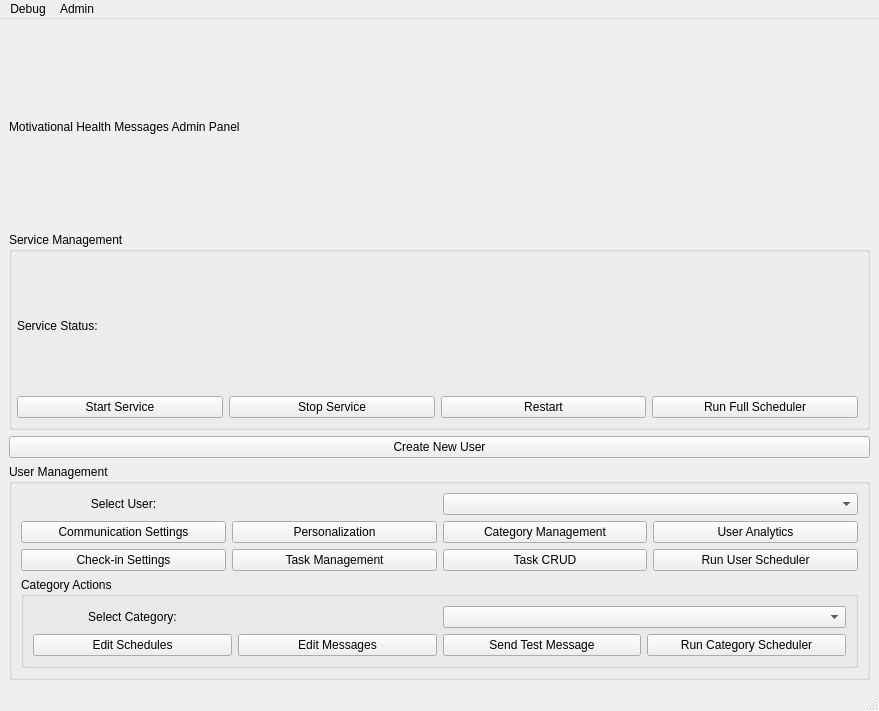
Above: ui/designs/admin_panel.ui from Jacfogel/MHM before the change. Below: the same form after it.
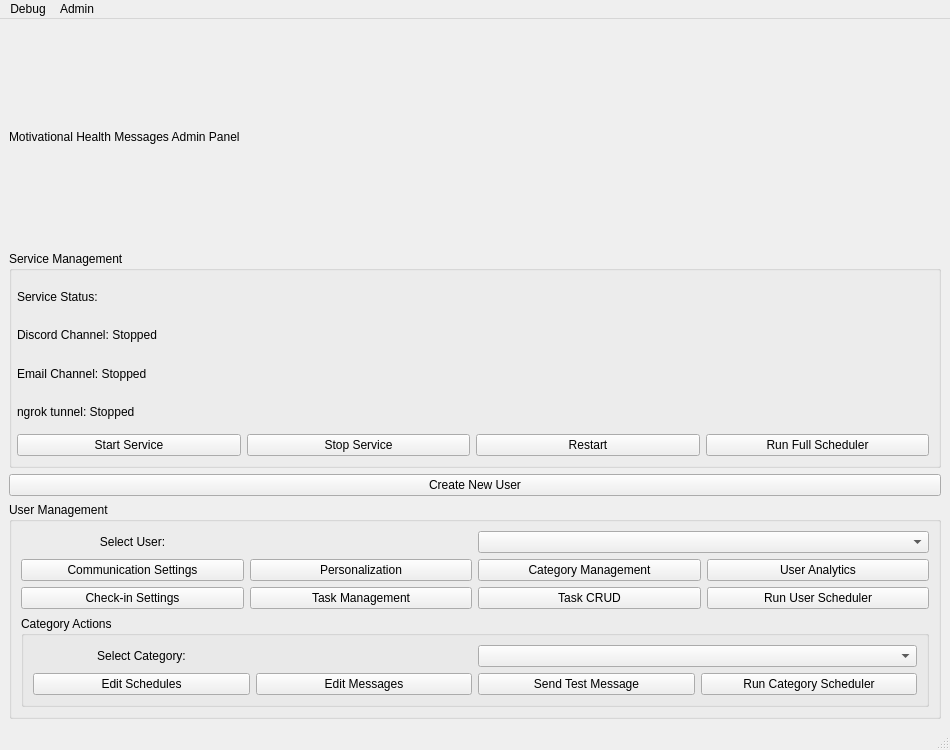
That is the form after the change.

Commit message: Fix task system issues and implement Discord welcome/account management

Patch:
```diff
--- a/ui/designs/admin_panel.ui
+++ b/ui/designs/admin_panel.ui
@@ -6,8 +6,8 @@
    <rect>
     <x>0</x>
     <y>0</y>
-    <width>879</width>
-    <height>711</height>
+    <width>950</width>
+    <height>750</height>
    </rect>
   </property>
   <property name="windowTitle">
@@ -45,41 +45,62 @@
        </property>
        <item>
         <layout class="QGridLayout" name="gridLayout">
-         <item row="1" column="0">
+         <item row="0" column="0" colspan="4">
+          <widget class="QLabel" name="label_service_status">
+           <property name="text">
+            <string>Service Status:</string>
+           </property>
+          </widget>
+         </item>
+         <item row="1" column="0" colspan="4">
+          <widget class="QLabel" name="label_discord_status">
+           <property name="text">
+            <string>Discord Channel: Stopped</string>
+           </property>
+          </widget>
+         </item>
+         <item row="2" column="0" colspan="4">
+          <widget class="QLabel" name="label_email_status">
+           <property name="text">
+            <string>Email Channel: Stopped</string>
+           </property>
+          </widget>
+         </item>
+         <item row="3" column="0" colspan="4">
+          <widget class="QLabel" name="label_ngrok_status">
+           <property name="text">
+            <string>ngrok tunnel: Stopped</string>
+           </property>
+          </widget>
+         </item>
+         <item row="4" column="0">
           <widget class="QPushButton" name="pushButton_start_service">
            <property name="text">
             <string>Start Service</string>
            </property>
           </widget>
          </item>
-         <item row="1" column="1">
+         <item row="4" column="1">
           <widget class="QPushButton" name="pushButton_stop_service">
            <property name="text">
             <string>Stop Service</string>
            </property>
           </widget>
          </item>
-         <item row="1" column="2">
+         <item row="4" column="2">
           <widget class="QPushButton" name="pushButton_restart_service">
            <property name="text">
             <string>Restart</string>
            </property>
           </widget>
          </item>
-         <item row="1" column="3">
+         <item row="4" column="3">
           <widget class="QPushButton" name="pushButton_run_scheduler">
            <property name="text">
             <string>Run Full Scheduler</string>
            </property>
           </widget>
          </item>
-         <item row="0" column="0" colspan="4">
-          <widget class="QLabel" name="label_service_status">
-           <property name="text">
-            <string>Service Status:</string>
-           </property>
-          </widget>
-         </item>
         </layout>
        </item>
       </layout>
@@ -101,7 +122,14 @@
        <item>
         <layout class="QGridLayout" name="gridLayout_3">
          <item row="0" column="2" colspan="2">
-          <widget class="QComboBox" name="comboBox_users"/>
+          <widget class="QComboBox" name="comboBox_users">
+           <property name="minimumSize">
+            <size>
+             <width>250</width>
+             <height>0</height>
+            </size>
+           </property>
+          </widget>
          </item>
          <item row="0" column="0">
           <widget class="QLabel" name="label_select_user">
@@ -229,7 +257,14 @@
              </widget>
             </item>
             <item row="0" column="2" colspan="2">
-             <widget class="QComboBox" name="comboBox_user_categories"/>
+             <widget class="QComboBox" name="comboBox_user_categories">
+              <property name="minimumSize">
+               <size>
+                <width>250</width>
+                <height>0</height>
+               </size>
+              </property>
+             </widget>
             </item>
                          <item row="1" column="0">
               <widget class="QPushButton" name="pushButton_edit_schedules">
```
The commit also changes 44 other files.
